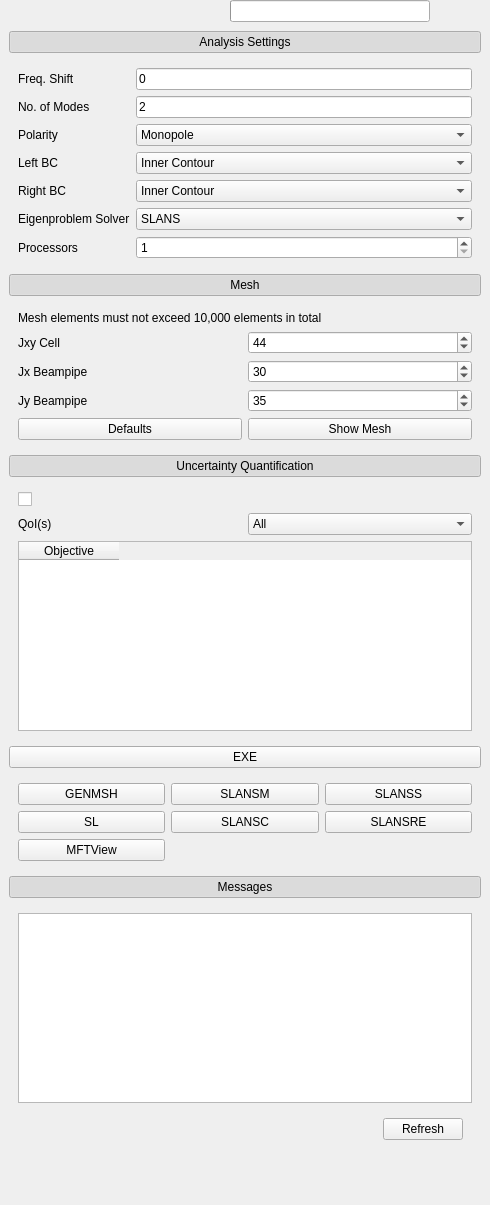
Qt form ui_files/eigenmode.ui (Dark-Elektron/CavityDesignHub) before a commit.
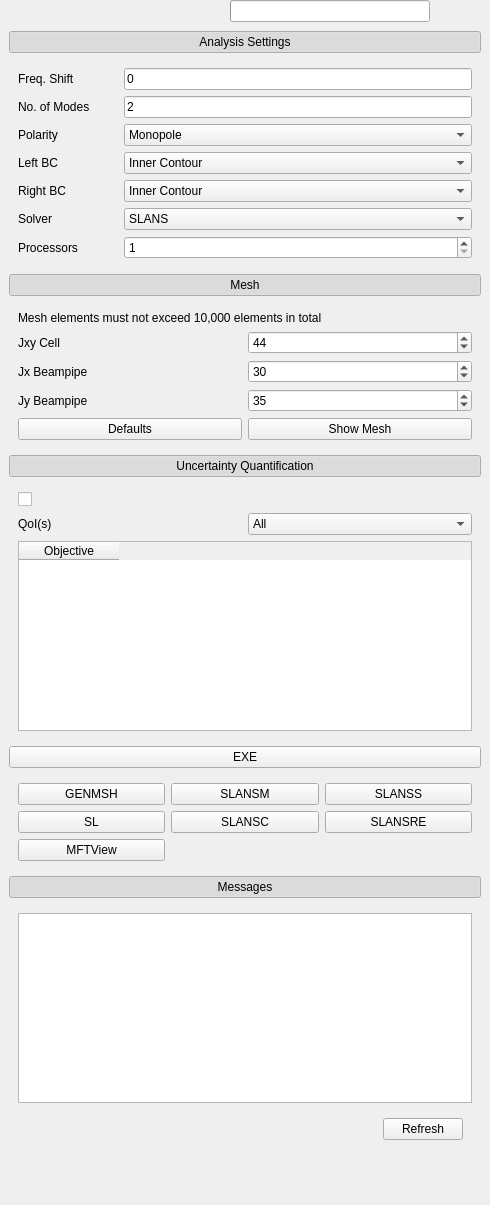
The same form after that commit. Icons and pictures are not drawn. Custom widgets are drawn as their Qt base class.

```diff
--- a/ui_files/eigenmode.ui
+++ b/ui_files/eigenmode.ui
@@ -195,7 +195,7 @@
            <x>0</x>
            <y>0</y>
            <width>490</width>
-           <height>1181</height>
+           <height>1180</height>
           </rect>
          </property>
          <property name="styleSheet">
@@ -537,7 +537,7 @@
              <item row="7" column="0">
               <widget class="QLabel" name="label_13">
                <property name="text">
-                <string>Eigenproblem Solver</string>
+                <string>Solver</string>
                </property>
               </widget>
              </item>
```
Left out of the diff: 5 changed lines with no effect on the pictures.
